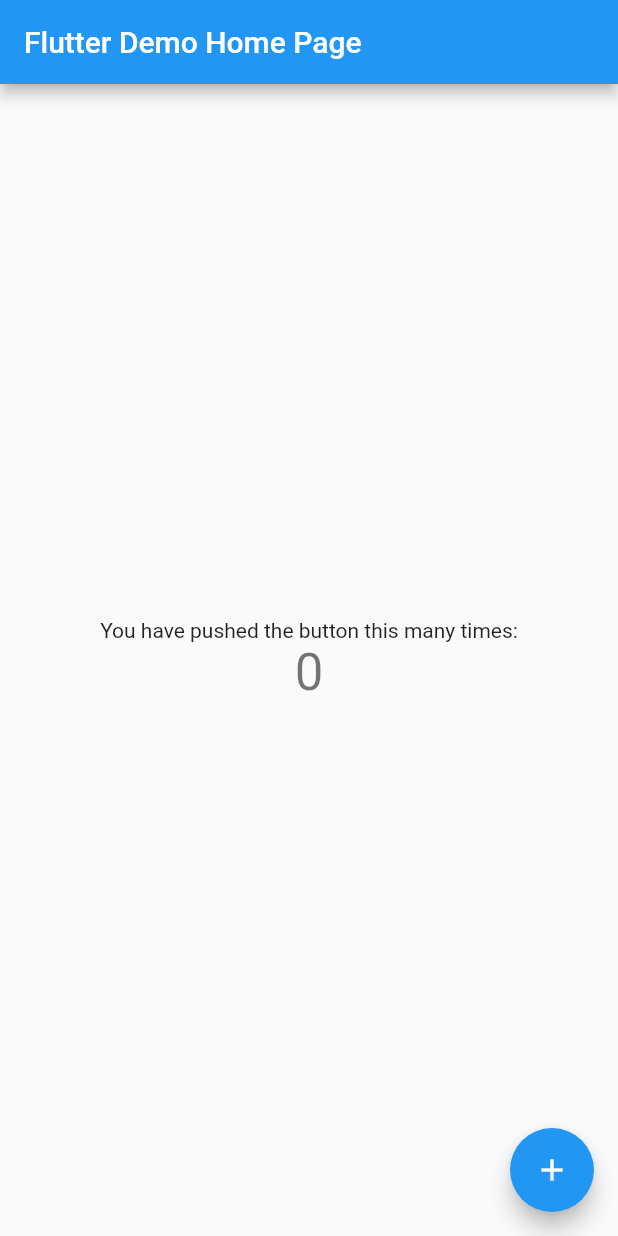
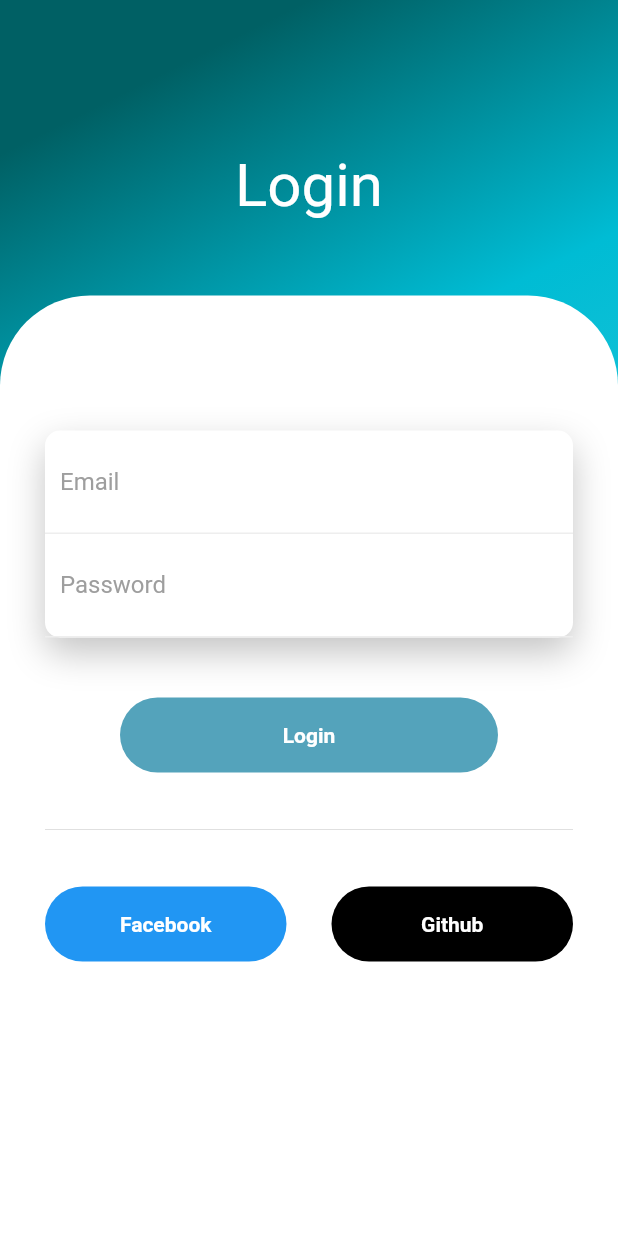
Before and after one commit to DyrALT/Classroom-Manager, a Flutter app: the screen it shows after launch, on a phone screen of 412 x 824 dp. Run offline on Flutter 3.47's test engine with Material 2 defaults, Android fonts, the light colour scheme and no system bars.

Commit message:
login screen edits

```diff
--- a/flutter/classroom_manager/lib/main.dart
+++ b/flutter/classroom_manager/lib/main.dart
@@ -1,3 +1,4 @@
+import 'package:classroom_manager/pages/login.dart';
 import 'package:flutter/material.dart';
 
 void main() {
@@ -11,105 +12,12 @@
   @override
   Widget build(BuildContext context) {
     return MaterialApp(
-      title: 'Flutter Demo',
+      title: 'Flutter',
+      debugShowCheckedModeBanner: false,
       theme: ThemeData(
-        // This is the theme of your application.
-        //
-        // Try running your application with "flutter run". You'll see the
-        // application has a blue toolbar. Then, without quitting the app, try
-        // changing the primarySwatch below to Colors.green and then invoke
-        // "hot reload" (press "r" in the console where you ran "flutter run",
-        // or simply save your changes to "hot reload" in a Flutter IDE).
-        // Notice that the counter didn't reset back to zero; the application
-        // is not restarted.
-        primarySwatch: Colors.blue,
+        primarySwatch: Colors.cyan,
       ),
-      home: const MyHomePage(title: 'Flutter Demo Home Page'),
+      home: Login(),
     );
   }
 }
-
-class MyHomePage extends StatefulWidget {
-  const MyHomePage({Key? key, required this.title}) : super(key: key);
-
-  // This widget is the home page of your application. It is stateful, meaning
-  // that it has a State object (defined below) that contains fields that affect
-  // how it looks.
-
-  // This class is the configuration for the state. It holds the values (in this
-  // case the title) provided by the parent (in this case the App widget) and
-  // used by the build method of the State. Fields in a Widget subclass are
-  // always marked "final".
-
-  final String title;
-
-  @override
-  State<MyHomePage> createState() => _MyHomePageState();
-}
-
-class _MyHomePageState extends State<MyHomePage> {
-  int _counter = 0;
-
-  void _incrementCounter() {
-    setState(() {
-      // This call to setState tells the Flutter framework that something has
-      // changed in this State, which causes it to rerun the build method below
-      // so that the display can reflect the updated values. If we changed
-      // _counter without calling setState(), then the build method would not be
-      // called again, and so nothing would appear to happen.
-      _counter++;
-    });
-  }
-
-  @override
-  Widget build(BuildContext context) {
-    // This method is rerun every time setState is called, for instance as done
-    // by the _incrementCounter method above.
-    //
-    // The Flutter framework has been optimized to make rerunning build methods
-    // fast, so that you can just rebuild anything that needs updating rather
-    // than having to individually change instances of widgets.
-    return Scaffold(
-      appBar: AppBar(
-        // Here we take the value from the MyHomePage object that was created by
-        // the App.build method, and use it to set our appbar title.
-        title: Text(widget.title),
-      ),
-      body: Center(
-        // Center is a layout widget. It takes a single child and positions it
-        // in the middle of the parent.
-        child: Column(
-          // Column is also a layout widget. It takes a list of children and
-          // arranges them vertically. By default, it sizes itself to fit its
-          // children horizontally, and tries to be as tall as its parent.
-          //
-          // Invoke "debug painting" (press "p" in the console, choose the
-          // "Toggle Debug Paint" action from the Flutter Inspector in Android
-          // Studio, or the "Toggle Debug Paint" command in Visual Studio Code)
-          // to see the wireframe for each widget.
-          //
-          // Column has various properties to control how it sizes itself and
-          // how it positions its children. Here we use mainAxisAlignment to
-          // center the children vertically; the main axis here is the vertical
-          // axis because Columns are vertical (the cross axis would be
-          // horizontal).
-          mainAxisAlignment: MainAxisAlignment.center,
-          children: <Widget>[
-            const Text(
-              'You have pushed the button this many times:',
-            ),
-            Text(
-              '$_counter',
-              style: Theme.of(context).textTheme.headline4,
-            ),
-          ],
-        ),
-      ),
-      floatingActionButton: FloatingActionButton(
-        onPressed: _incrementCounter,
-        tooltip: 'Increment',
-        child: const Icon(Icons.add),
-      ), // This trailing comma makes auto-formatting nicer for build methods.
-    );
-  }
-}
--- /dev/null
+++ b/flutter/classroom_manager/lib/pages/home.dart
@@ -0,0 +1,20 @@
+import 'package:flutter/material.dart';
+
+class Home extends StatefulWidget {
+  const Home({ Key? key }) : super(key: key);
+
+  @override
+  _HomeState createState() => _HomeState();
+}
+
+class _HomeState extends State<Home> {
+  @override
+  Widget build(BuildContext context) {
+    return Scaffold(
+      appBar: AppBar(),
+      body: Column(
+        children: [],
+      ),
+    );
+  }
+}
--- /dev/null
+++ b/flutter/classroom_manager/lib/pages/login.dart
@@ -0,0 +1,196 @@
+import 'package:classroom_manager/pages/home.dart';
+import 'package:classroom_manager/utils/Auth.dart';
+import 'package:flutter/material.dart';
+
+class Login extends StatefulWidget {
+  const Login({Key? key}) : super(key: key);
+
+  @override
+  _LoginState createState() => _LoginState();
+}
+
+class _LoginState extends State<Login> {
+  final Auth _auth = Auth();
+  final TextEditingController _email = TextEditingController();
+  final TextEditingController _password = TextEditingController();
+  @override
+  Widget build(BuildContext context) {
+    return Scaffold(
+      body: Container(
+        width: double.infinity,
+        decoration: BoxDecoration(
+            gradient: LinearGradient(begin: Alignment.topCenter, colors: [
+          Colors.cyan.shade900,
+          Colors.cyan.shade500,
+          Colors.cyan.shade400,
+        ])),
+        child: Column(
+          crossAxisAlignment: CrossAxisAlignment.start,
+          children: [
+            const SizedBox(height: 80),
+            Padding(
+              padding: const EdgeInsets.all(20),
+              child: Column(
+                crossAxisAlignment: CrossAxisAlignment.start,
+                children: const [
+                  Center(
+                    child: Text(
+                      "Login",
+                      style: TextStyle(color: Colors.white, fontSize: 40),
+                    ),
+                  ),
+                  SizedBox(
+                    height: 10,
+                  ),
+                ],
+              ),
+            ),
+            const SizedBox(height: 20),
+            Expanded(
+              child: Container(
+                decoration: const BoxDecoration(
+                  color: Colors.white,
+                  borderRadius: BorderRadius.only(
+                      topLeft: Radius.circular(60),
+                      topRight: Radius.circular(60)),
+                ),
+                child: SingleChildScrollView(
+                  child: Padding(
+                    padding: const EdgeInsets.all(30),
+                    child: Column(
+                      children: [
+                        const SizedBox(
+                          height: 60,
+                        ),
+                        // #email, #password
+                        Container(
+                          decoration: BoxDecoration(
+                            color: Colors.white,
+                            borderRadius: BorderRadius.circular(10),
+                            boxShadow: const [
+                              BoxShadow(
+                                  color: Color.fromRGBO(171, 171, 171, .7),
+                                  blurRadius: 20,
+                                  offset: Offset(0, 10)),
+                            ],
+                          ),
+                          child: Column(
+                            children: [
+                              Container(
+                                padding: const EdgeInsets.all(10),
+                                decoration: BoxDecoration(
+                                  border: Border(
+                                      bottom: BorderSide(
+                                          color: Colors.grey.shade200)),
+                                ),
+                                child: TextField(
+                                  controller: _email,
+                                  decoration: InputDecoration(
+                                      hintText: "Email",
+                                      hintStyle: TextStyle(color: Colors.grey),
+                                      border: InputBorder.none),
+                                ),
+                              ),
+                              Container(
+                                padding: const EdgeInsets.all(10),
+                                decoration: BoxDecoration(
+                                  border: Border(
+                                      bottom: BorderSide(
+                                          color: Colors.grey.shade200)),
+                                ),
+                                child: TextField(
+                                  controller: _password,
+                                  decoration: InputDecoration(
+                                      hintText: "Password",
+                                      hintStyle: TextStyle(color: Colors.grey),
+                                      border: InputBorder.none),
+                                ),
+                              ),
+                            ],
+                          ),
+                        ),
+                        const SizedBox(height: 40),
+                        // #login
+                        InkWell(
+                          child: Container(
+                            height: 50,
+                            margin: const EdgeInsets.symmetric(horizontal: 50),
+                            decoration: BoxDecoration(
+                                borderRadius: BorderRadius.circular(50),
+                                color: Color.fromARGB(255, 84, 163, 187)),
+                            child: const Center(
+                              child: Text(
+                                "Login",
+                                style: TextStyle(
+                                    color: Colors.white,
+                                    fontWeight: FontWeight.bold),
+                              ),
+                            ),
+                          ),
+                          onTap: () async {
+                            var response =
+                                await _auth.login(_email.text, _password.text);
+                            if (response != null) {
+                              Navigator.of(context).pushAndRemoveUntil(
+                                  MaterialPageRoute(
+                                    builder: (context) => Home(),
+                                  ),
+                                  (route) => false);
+                            }
+                          },
+                        ),
+                        const SizedBox(height: 30),
+                        // #login SNS
+                        Row(
+                          children: [Expanded(child: Divider())],
+                        ),
+                        const SizedBox(height: 30),
+                        Row(
+                          children: [
+                            Expanded(
+                              child: Container(
+                                height: 50,
+                                decoration: BoxDecoration(
+                                    borderRadius: BorderRadius.circular(50),
+                                    color: Colors.blue),
+                                child: const Center(
+                                  child: Text(
+                                    "Facebook",
+                                    style: TextStyle(
+                                        color: Colors.white,
+                                        fontWeight: FontWeight.bold),
+                                  ),
+                                ),
+                              ),
+                            ),
+                            const SizedBox(width: 30),
+                            Expanded(
+                              child: Container(
+                                height: 50,
+                                decoration: BoxDecoration(
+                                    borderRadius: BorderRadius.circular(50),
+                                    color: Colors.black),
+                                child: const Center(
+                                  child: Text(
+                                    "Github",
+                                    style: TextStyle(
+                                        color: Colors.white,
+                                        fontWeight: FontWeight.bold),
+                                  ),
+                                ),
+                              ),
+                            ),
+                          ],
+                        ),
+                      ],
+                    ),
+                  ),
+                ),
+              ),
+            ),
+          ],
+        ),
+      ),
+    );
+  }
+}
--- /dev/null
+++ b/flutter/classroom_manager/lib/utils/Auth.dart
@@ -0,0 +1,23 @@
+import 'dart:convert';
+
+import 'package:http/http.dart' as http;
+
+class Auth {
+  login(String email, String password) async {
+    var headers = {'Content-Type': 'application/json'};
+    var request =
+        http.Request('POST', Uri.parse('http://127.0.0.1:8000/api/token/'));
+    request.body = json.encode({"username": email, "password": password});
+    request.headers.addAll(headers);
+
+    http.StreamedResponse response = await request.send();
+
+    if (response.statusCode == 200) {
+      // var obj = await response.stream.bytesToString();
+      return response;
+    } else {
+      print(response.reasonPhrase);
+      return null;
+    }
+  }
+}
--- a/flutter/classroom_manager/pubspec.yaml
+++ b/flutter/classroom_manager/pubspec.yaml
@@ -29,6 +29,8 @@
 dependencies:
   flutter:
     sdk: flutter
+  http: ^0.13.4
+  flutter_native_splash: ^2.0.2
 
 
   # The following adds the Cupertino Icons font to your application.
```
